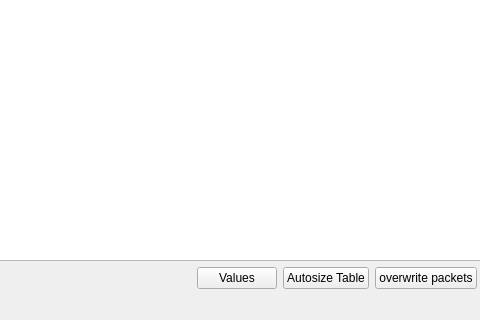
Before: the Qt Designer form ui/main.ui in SunshadeCorp/can-service, drawn with Qt 5; both pictures show x 202 to 682 and y 228 to 548 of the 866 by 548 pixel window.
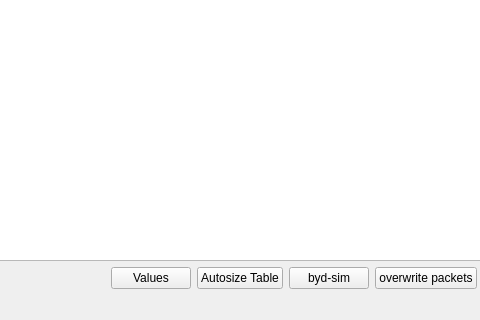
After: the same form once the commit is applied.

```diff
--- a/ui/main.ui
+++ b/ui/main.ui
@@ -44,6 +44,13 @@
         </property>
        </widget>
       </item>
+      <item>
+       <widget class="QPushButton" name="pushButtonBydsim">
+        <property name="text">
+         <string>byd-sim</string>
+        </property>
+       </widget>
+      </item>
       <item>
        <widget class="QPushButton" name="pushButtonOverwrite">
         <property name="text">
```
